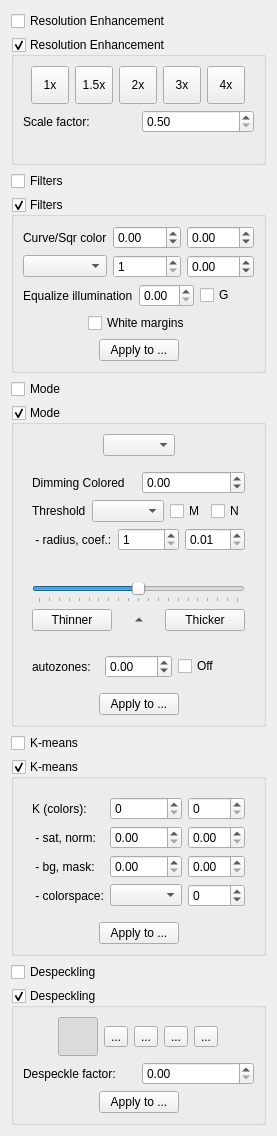
Qt form src/stages/output/ui/OutputOptionsWidget.ui (ImageProcessing-ElectronicPublications/scantailor-experimental) before a commit.
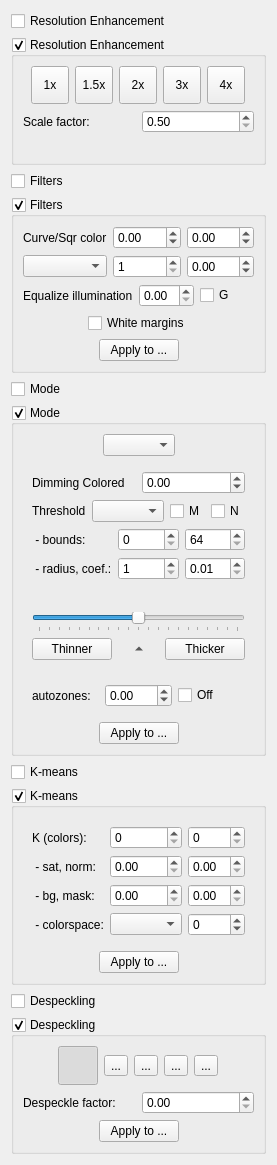
The same form after that commit. Icons and pictures are not drawn.

Commit message: 0.2024.08.13: output: threshold: bounds

```diff
--- a/src/stages/output/ui/OutputOptionsWidget.ui
+++ b/src/stages/output/ui/OutputOptionsWidget.ui
@@ -577,11 +577,44 @@
            <item row="0" column="0">
             <widget class="QLabel" name="thresholdWSCLabel">
              <property name="text">
-              <string> - radius, coef.:</string>
+              <string> - bounds:</string>
              </property>
             </widget>
            </item>
            <item row="0" column="1">
+            <widget class="QSpinBox" name="thresholdBoundLower">
+             <property name="toolTip">
+              <string>Lower bound.</string>
+             </property>
+             <property name="minimum">
+              <number>0</number>
+             </property>
+             <property name="maximum">
+              <number>191</number>
+             </property>
+            </widget>
+           </item>
+           <item row="0" column="2">
+            <widget class="QSpinBox" name="thresholdBoundUpper">
+             <property name="toolTip">
+              <string>Upper bound.</string>
+             </property>
+             <property name="minimum">
+              <number>64</number>
+             </property>
+             <property name="maximum">
+              <number>255</number>
+             </property>
+            </widget>
+           </item>
+           <item row="1" column="0">
+            <widget class="QLabel" name="thresholdRCLabel">
+             <property name="text">
+              <string> - radius, coef.:</string>
+             </property>
+            </widget>
+           </item>
+           <item row="1" column="1">
             <widget class="QSpinBox" name="thresholdRadius">
              <property name="toolTip">
               <string>The dimensions of a pixel neighborhood to consider.</string>
@@ -594,7 +627,7 @@
              </property>
             </widget>
            </item>
-           <item row="0" column="2">
+           <item row="1" column="2">
             <widget class="QDoubleSpinBox" name="thresholdCoef">
              <property name="toolTip">
               <string>Default value is 0.34.</string>
```
Left out of the diff: 2 changed lines with no effect on the pictures. The commit also changes 25 other files.
